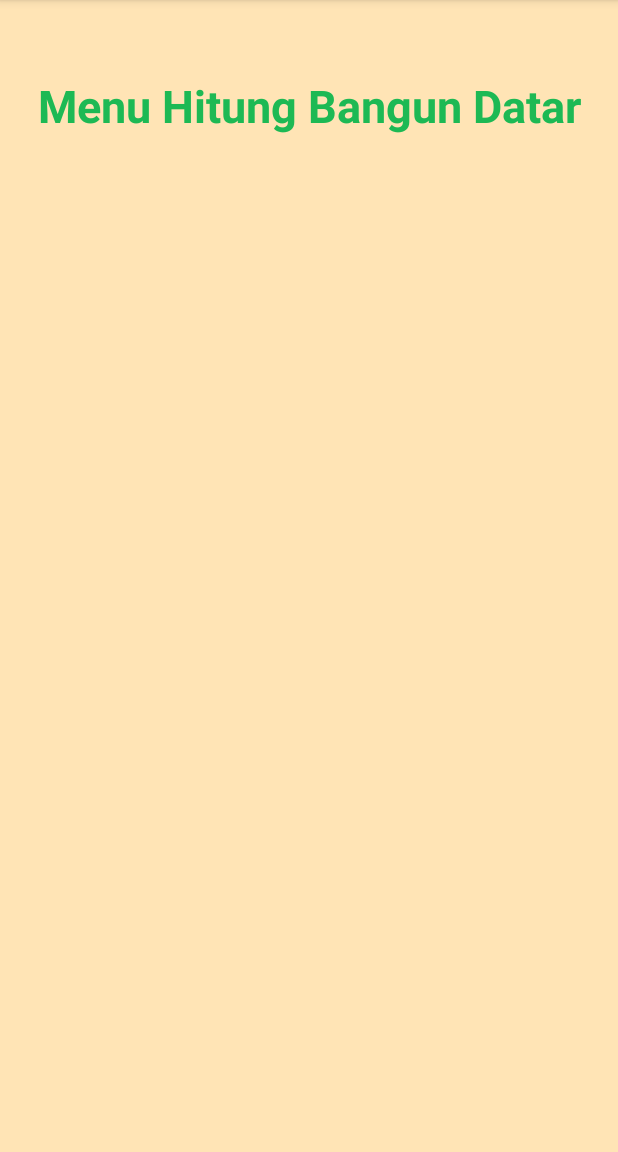
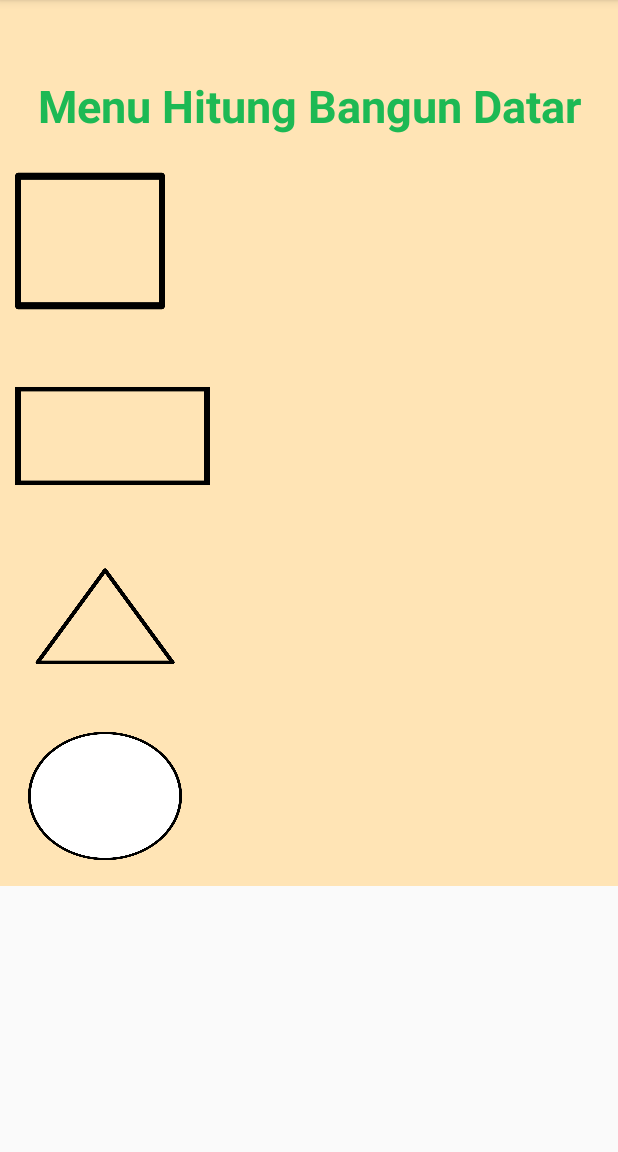
Before and after one commit to tomblong/ExerciseMenu18A, an Android app: the Activity2 screen opened directly, with no data from a screen before it, on a phone screen of 412 x 824 dp, the part 84-1236 px from its top. Run offline under Robolectric (Android 15) with nearby library versions, the phone set to English and light mode, and no system bars.

Commit message:
add bangun datar

```diff
--- a/app/src/main/res/layout/activity_2.xml
+++ b/app/src/main/res/layout/activity_2.xml
@@ -6,7 +6,9 @@
     android:layout_height="match_parent"
     tools:context=".MainActivity">
 
-
+<ScrollView
+    android:layout_width="match_parent"
+    android:layout_height="match_parent">
     <LinearLayout
         android:layout_width="match_parent"
         android:layout_height="match_parent"
@@ -30,19 +32,41 @@
             app:layout_constraintTop_toTopOf="parent"
             app:layout_constraintVertical_bias="0.062" />
 
-        <TableLayout
-            android:layout_width="match_parent"
-            android:layout_height="wrap_content"
-            android:layout_marginTop="100dp">
+        <Button
+            android:layout_width="100dp"
+            android:layout_height="120dp"
+            android:layout_margin="10dp"
+            android:id="@+id/gmbrpersegi"
+            android:background="@drawable/presegi">
+        </Button>
 
-            <TableRow
-                android:layout_width="wrap_content"
-                android:layout_height="wrap_content"/>
-            <TableRow
-                android:layout_width="match_parent"
-                android:layout_height="match_parent"/>
-        </TableLayout>
+        <Button
+            android:layout_width="130dp"
+            android:layout_height="100dp"
+            android:layout_margin="10dp"
+            android:id="@+id/gmbrppanjang"
+            android:background="@drawable/persegipanjang">
+        </Button>
+
+        <Button
+            android:layout_width="120dp"
+            android:layout_height="100dp"
+            android:layout_margin="10dp"
+            android:id="@+id/gmbrsegitiga"
+            android:background="@drawable/segitiga">
+        </Button>
+
+        <Button
+            android:layout_width="120dp"
+            android:layout_height="100dp"
+            android:layout_margin="10dp"
+            android:id="@+id/gmbrlingkaran"
+            android:background="@drawable/lingkaran">
+        </Button>
+
+
 
     </LinearLayout>
+</ScrollView>
 
 </androidx.constraintlayout.widget.ConstraintLayout>
```
Also changed, not shown: app/src/main/java/com/example/exercisemenu18a/MainActivity.java (+27 -9 lines), app/src/main/res/drawable/lingkaran.png (added), app/src/main/res/drawable/persegipanjang.png (added), app/src/main/res/drawable/presegi.png (added), app/src/main/res/drawable/segitiga.png (added).
